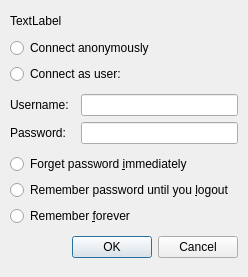
Before: the Qt Designer form mount-operation-password.ui in lxqt/pcmanfm-qt, drawn with Qt 5.
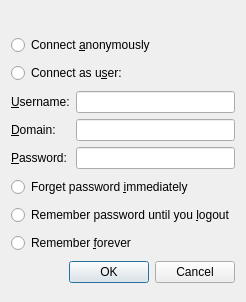
After: the same form once the commit is applied. Icons and pictures are not drawn.

Commit message: Implement Qt-based GUI for GMountOperation.

```diff
--- a/mount-operation-password.ui
+++ b/mount-operation-password.ui
@@ -1,13 +1,13 @@
 <?xml version="1.0" encoding="UTF-8"?>
 <ui version="4.0">
- <class>MountOpAskPasswordDialog</class>
- <widget class="QDialog" name="MountOpAskPasswordDialog">
+ <class>MountOperationPasswordDialog</class>
+ <widget class="QDialog" name="MountOperationPasswordDialog">
   <property name="geometry">
    <rect>
     <x>0</x>
     <y>0</y>
-    <width>248</width>
-    <height>277</height>
+    <width>244</width>
+    <height>302</height>
    </rect>
   </property>
   <property name="sizePolicy">
@@ -19,16 +19,16 @@
   <property name="windowTitle">
    <string>Mount</string>
   </property>
+  <property name="windowIcon">
+   <iconset theme="dialog-password"/>
+  </property>
   <property name="sizeGripEnabled">
    <bool>false</bool>
   </property>
   <property name="modal">
    <bool>false</bool>
   </property>
-  <layout class="QVBoxLayout" name="verticalLayout_3">
-   <property name="margin">
-    <number>10</number>
-   </property>
+  <layout class="QVBoxLayout" name="verticalLayout">
    <item>
     <widget class="QLabel" name="message">
      <property name="sizePolicy">
@@ -38,16 +38,14 @@
       </sizepolicy>
      </property>
      <property name="text">
-      <string>TextLabel</string>
+      <string/>
      </property>
     </widget>
    </item>
    <item>
-    <layout class="QVBoxLayout" name="verticalLayout_2">
-     <item>
-      <widget class="QRadioButton" name="radioButton">
+    <widget class="QRadioButton" name="Anonymous">
        <property name="text">
-        <string>Connect anonymously</string>
+      <string>Connect &amp;anonymously</string>
        </property>
        <attribute name="buttonGroup">
         <string notr="true">usernameGroup</string>
@@ -55,60 +53,76 @@
       </widget>
      </item>
      <item>
-      <widget class="QRadioButton" name="radioButton_2">
+    <widget class="QRadioButton" name="asUser">
        <property name="text">
-        <string>Connect as user:</string>
+      <string>Connect as u&amp;ser:</string>
        </property>
        <attribute name="buttonGroup">
         <string notr="true">usernameGroup</string>
        </attribute>
       </widget>
-     </item>
-    </layout>
    </item>
    <item>
     <layout class="QGridLayout" name="gridLayout">
-     <property name="horizontalSpacing">
-      <number>12</number>
-     </property>
+     <item row="0" column="1">
+      <widget class="QLineEdit" name="username"/>
+     </item>
      <item row="0" column="0">
       <widget class="QLabel" name="label">
        <property name="sizePolicy">
-        <sizepolicy hsizetype="Preferred" vsizetype="Fixed">
+        <sizepolicy hsizetype="Fixed" vsizetype="Fixed">
          <horstretch>0</horstretch>
          <verstretch>0</verstretch>
         </sizepolicy>
        </property>
        <property name="text">
-        <string>Username:</string>
+        <string>&amp;Username:</string>
        </property>
+       <property name="buddy">
+        <cstring>username</cstring>
+       </property>
       </widget>
      </item>
-     <item row="0" column="1">
-      <widget class="QLineEdit" name="lineEdit"/>
+     <item row="3" column="1">
+      <widget class="QLineEdit" name="password">
+       <property name="echoMode">
+        <enum>QLineEdit::Password</enum>
+       </property>
+      </widget>
      </item>
-     <item row="1" column="0">
+     <item row="3" column="0">
       <widget class="QLabel" name="label_2">
        <property name="sizePolicy">
-        <sizepolicy hsizetype="Preferred" vsizetype="Fixed">
+        <sizepolicy hsizetype="Fixed" vsizetype="Fixed">
          <horstretch>0</horstretch>
          <verstretch>0</verstretch>
         </sizepolicy>
        </property>
        <property name="text">
-        <string>Password:</string>
+        <string>&amp;Password:</string>
        </property>
+       <property name="buddy">
+        <cstring>password</cstring>
+       </property>
       </widget>
      </item>
-     <item row="1" column="1">
-      <widget class="QLineEdit" name="lineEdit_2"/>
+     <item row="2" column="0">
+      <widget class="QLabel" name="domainLabel">
+       <property name="text">
+        <string>&amp;Domain:</string>
+       </property>
+       <property name="buddy">
+        <cstring>domain</cstring>
+       </property>
+      </widget>
+     </item>
+     <item row="2" column="1">
+      <widget class="QLineEdit" name="domain"/>
      </item>
     </layout>
    </item>
    <item>
-    <layout class="QVBoxLayout" name="verticalLayout">
-     <item>
-      <widget class="QRadioButton" name="radioButton_3">
+    <widget class="QRadioButton" name="forgetPassword">
        <property name="text">
         <string>Forget password &amp;immediately</string>
        </property>
@@ -118,7 +132,7 @@
       </widget>
      </item>
      <item>
-      <widget class="QRadioButton" name="radioButton_4">
+    <widget class="QRadioButton" name="sessionPassword">
        <property name="text">
         <string>Remember password until you &amp;logout</string>
        </property>
@@ -128,7 +142,7 @@
       </widget>
      </item>
      <item>
-      <widget class="QRadioButton" name="radioButton_5">
+    <widget class="QRadioButton" name="storePassword">
        <property name="text">
         <string>Remember &amp;forever</string>
        </property>
@@ -137,8 +151,6 @@
        </attribute>
       </widget>
      </item>
-    </layout>
-   </item>
    <item>
     <widget class="QDialogButtonBox" name="buttonBox">
      <property name="orientation">
```
Left out of the diff: 6 changed lines with no effect on the pictures. Lines whose indentation alone changed are shown as unchanged. The commit also changes 11 other files.
